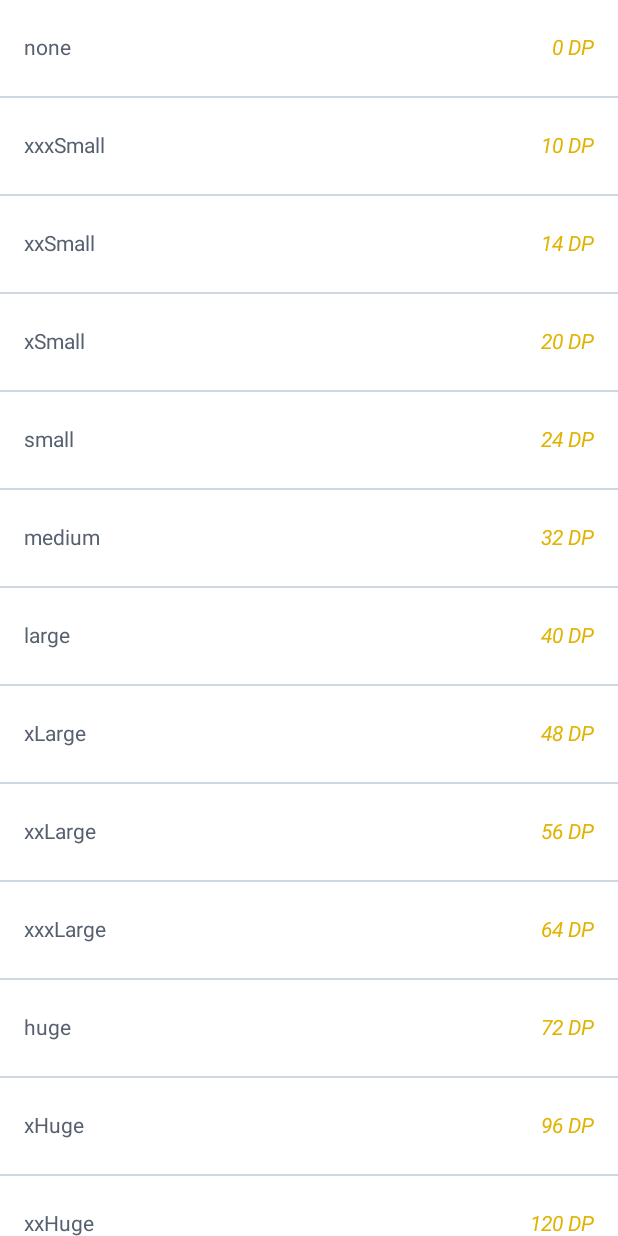
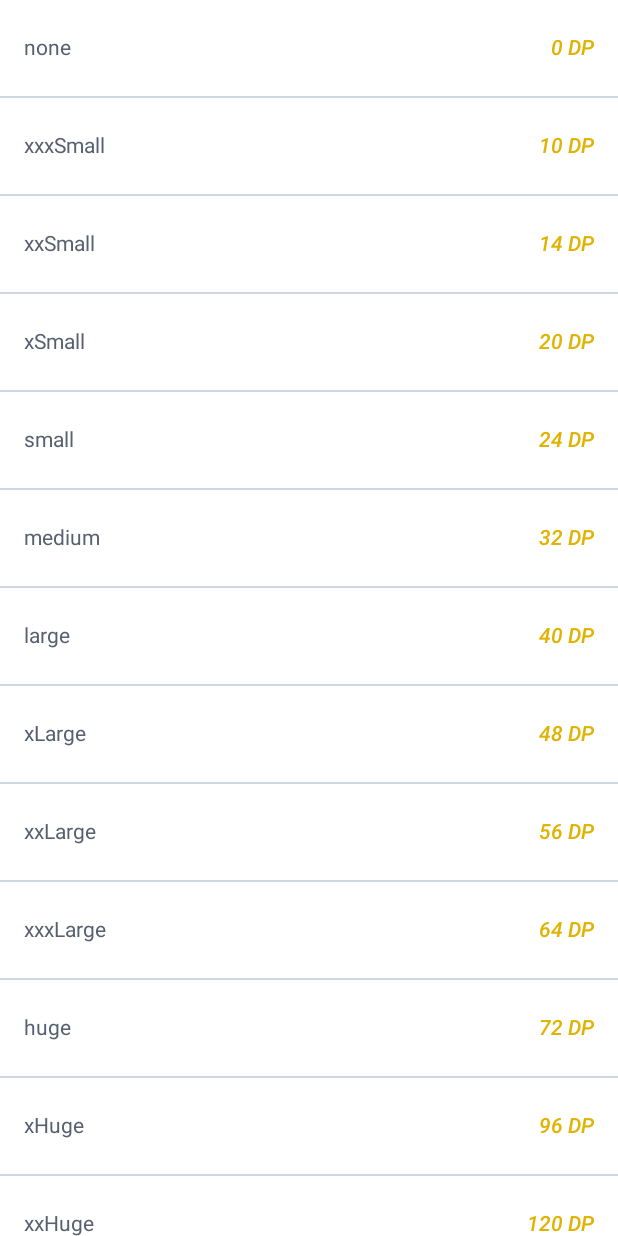
Before and after one commit to LincolnStuart/fun-blocks, an Android app built with Jetpack Compose: the composable ContentSizeScreen shown on its own in the app's theme, on a phone screen of 412 x 824 dp. Run offline under Robolectric (Android 15) with nearby library versions, the phone set to English and light mode, and no system bars; our stand-ins replace Voyager; 2 statements that could not run were skipped.

Commit message:
chore: token item adjustments (#33)

```diff
--- a/playground/src/main/java/me/lincolnstuart/funblocks/playground/components/TokenItem.kt
+++ b/playground/src/main/java/me/lincolnstuart/funblocks/playground/components/TokenItem.kt
@@ -3,6 +3,8 @@ package me.lincolnstuart.funblocks.playground.components
 import androidx.compose.runtime.Composable
 import androidx.compose.ui.text.font.FontStyle
 import me.lincolnstuart.funblocks.core.text.Text
+import me.lincolnstuart.funblocks.core.text.utils.TextMode
+import me.lincolnstuart.funblocks.core.text.utils.regular.RegularWeight
 import me.lincolnstuart.funblocks.essentials.list.CustomListItem
 import me.lincolnstuart.funblocks.foundation.ui.token.color.FunBlocksColors
 
@@ -14,7 +16,12 @@ internal fun TokenItem(
     CustomListItem(
         lead = { Text(text = tokenDescription) },
         highlighted = {
-            Text(text = tokenValue, style = FontStyle.Italic, color = FunBlocksColors.PrimaryDark)
+            Text(
+                text = tokenValue,
+                mode = TextMode.Regular(weight = RegularWeight.Bold),
+                style = FontStyle.Italic,
+                color = FunBlocksColors.PrimaryDark
+            )
         }
     )
 }
```
